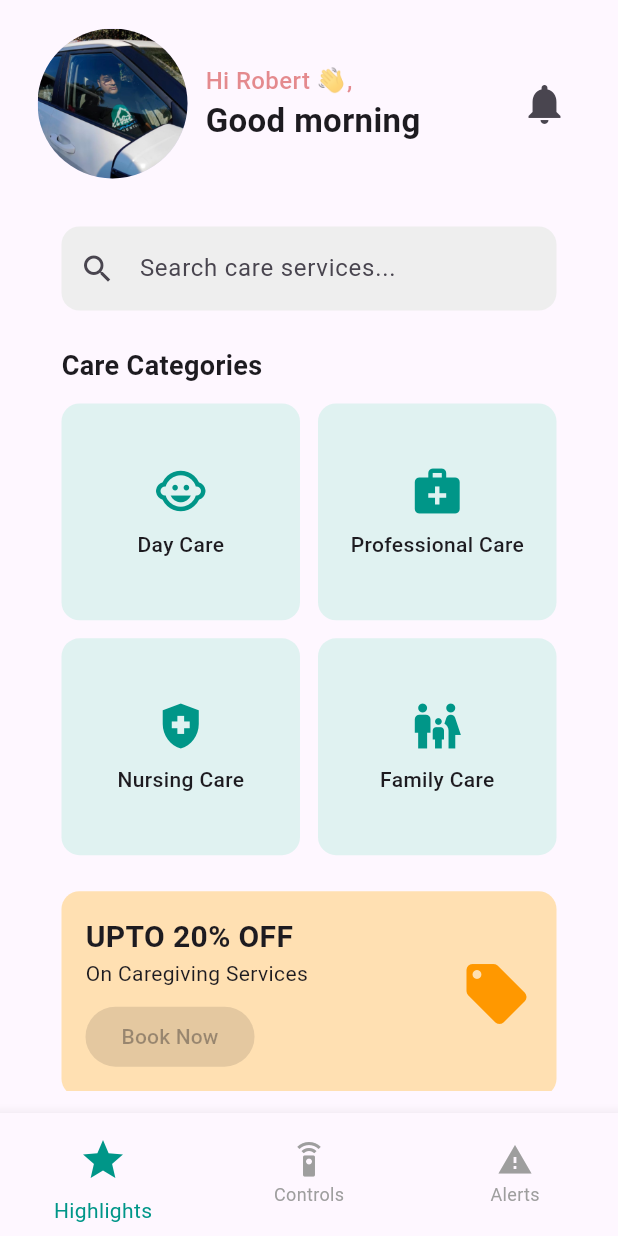
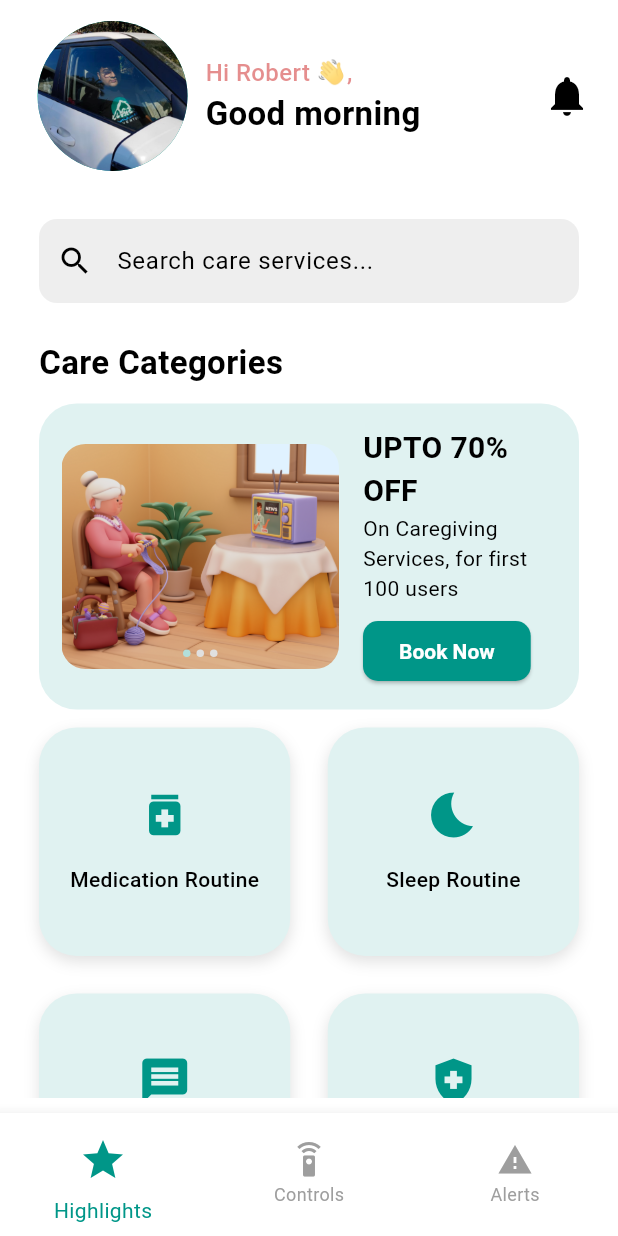
Before and after one commit to VikasKumarGarg01/AayuMitra, a Flutter app: the HomeScreen screen opened directly, on a phone screen of 412 x 824 dp. Run offline on Flutter 3.47's test engine with Material 3 defaults, Android fonts, the light colour scheme and no system bars; our stand-ins replace smooth_page_indicator.

Commit message:
homepage&colortheme

```diff
--- a/lib/screens/homescreen/home.dart
+++ b/lib/screens/homescreen/home.dart
@@ -1,7 +1,8 @@
+import 'package:aayumitra/screens/homescreen/navbar/controls.dart';
 import 'package:aayumitra/screens/homescreen/notification.dart';
 import 'package:aayumitra/screens/usermodel/userdata.dart';
 import 'package:flutter/material.dart';
-import 'package:aayumitra/screens/homescreen/care.dart';
+import 'package:aayumitra/screens/homescreen/navbar/highlight.dart';
 // import 'package:aayumitra/screens/profilemenu/profile.dart';
 import 'package:aayumitra/screens/profilemenu/profilesheet.dart';
 
@@ -18,7 +19,8 @@ class _HomeScreenState extends State<HomeScreen> {
 
   final List<Widget> _screens = [
     const CareDashboard(),
-    const Center(child: Text('Controls', style: TextStyle(fontSize: 24))),
+    const Controlboard(),
+    // const Center(child: Text('Controls', style: TextStyle(fontSize: 24))),
     const Center(
       child: Text('Emergency Alerts', style: TextStyle(fontSize: 24)),
     ),
@@ -74,7 +76,7 @@ class _HomeScreenState extends State<HomeScreen> {
       drawer: const ProfileSheet(),
       body: SafeArea(
         child: Padding(
-          padding: const EdgeInsets.symmetric(horizontal: 25, vertical: 15),
+          padding: const EdgeInsets.symmetric(horizontal: 10, vertical: 10),
           child: Column(
             crossAxisAlignment: CrossAxisAlignment.start,
             children: [
@@ -82,6 +84,7 @@ class _HomeScreenState extends State<HomeScreen> {
               Row(
                 mainAxisAlignment: MainAxisAlignment.spaceBetween,
                 children: [
+                  const SizedBox(width: 15), // Placeholder for drawer icon
                   GestureDetector(
                     onTap: () => _showProfileSheet(context),
                     child: const CircleAvatar(
--- a/lib/screens/homescreen/care.dart
+++ b/lib/screens/homescreen/navbar/highlight.dart
@@ -1,3 +1,4 @@
+import 'package:aayumitra/screens/homescreen/navbar/offer.dart';
 import 'package:flutter/material.dart';
 
 class CareDashboard extends StatelessWidget {
@@ -6,10 +7,10 @@ class CareDashboard extends StatelessWidget {
   @override
   Widget build(BuildContext context) {
     final categories = [
-      {'title': 'Day Care', 'icon': Icons.child_care},
-      {'title': 'Professional Care', 'icon': Icons.medical_services},
-      {'title': 'Nursing Care', 'icon': Icons.health_and_safety},
-      {'title': 'Family Care', 'icon': Icons.family_restroom},
+      {'title': 'Medication Routine', 'icon': Icons.medication},
+      {'title': 'Sleep Routine', 'icon': Icons.bedtime},
+      {'title': 'Conversation History', 'icon': Icons.message},
+      {'title': 'Track Health', 'icon': Icons.health_and_safety},
     ];
 
     return SingleChildScrollView(
@@ -34,7 +35,17 @@ class CareDashboard extends StatelessWidget {
           const SizedBox(height: 24),
           const Text(
             'Care Categories',
-            style: TextStyle(fontSize: 18, fontWeight: FontWeight.w600),
+            style: TextStyle(fontSize: 22, fontWeight: FontWeight.w600),
+          ),
+          const SizedBox(height: 12),
+          Container(
+            width: double.infinity,
+            padding: const EdgeInsets.all(15),
+            decoration: BoxDecoration(
+              color: Colors.teal[50],
+              borderRadius: BorderRadius.circular(25),
+            ),
+            child: const OfferCarousel(),
           ),
           const SizedBox(height: 12),
           GridView.builder(
@@ -43,8 +54,8 @@ class CareDashboard extends StatelessWidget {
             itemCount: categories.length,
             gridDelegate: const SliverGridDelegateWithFixedCrossAxisCount(
               crossAxisCount: 2,
-              mainAxisSpacing: 12,
-              crossAxisSpacing: 12,
+              mainAxisSpacing: 25,
+              crossAxisSpacing: 25,
               childAspectRatio: 1.1,
             ),
             itemBuilder: (context, index) {
@@ -52,7 +63,14 @@ class CareDashboard extends StatelessWidget {
               return Container(
                 decoration: BoxDecoration(
                   color: Colors.teal[50],
-                  borderRadius: BorderRadius.circular(12),
+                  borderRadius: BorderRadius.circular(25),
+                  boxShadow: [
+                    BoxShadow(
+                      color: Colors.grey.withOpacity(0.3),
+                      blurRadius: 8,
+                      offset: const Offset(0, 4),
+                    ),
+                  ],
                 ),
                 padding: const EdgeInsets.all(12),
                 child: Column(
@@ -63,7 +81,7 @@ class CareDashboard extends StatelessWidget {
                       size: 36,
                       color: Colors.teal,
                     ),
-                    const SizedBox(height: 8),
+                    const SizedBox(height: 15),
                     Text(
                       item['title'] as String,
                       style: const TextStyle(fontWeight: FontWeight.w500),
@@ -73,38 +91,7 @@ class CareDashboard extends StatelessWidget {
               );
             },
           ),
-          const SizedBox(height: 24),
-          Container(
-            width: double.infinity,
-            padding: const EdgeInsets.all(16),
-            decoration: BoxDecoration(
-              color: Colors.orange[100],
-              borderRadius: BorderRadius.circular(12),
-            ),
-            child: Row(
-              children: [
-                const Expanded(
-                  child: Column(
-                    crossAxisAlignment: CrossAxisAlignment.start,
-                    children: [
-                      Text(
-                        "UPTO 20% OFF",
-                        style: TextStyle(
-                          fontSize: 20,
-                          fontWeight: FontWeight.bold,
-                        ),
-                      ),
-                      Text("On Caregiving Services"),
-                      SizedBox(height: 8),
-                      ElevatedButton(onPressed: null, child: Text("Book Now")),
-                    ],
-                  ),
-                ),
-                const SizedBox(width: 16),
-                Icon(Icons.local_offer, size: 48, color: Colors.orange),
-              ],
-            ),
-          ),
+
           const SizedBox(height: 24),
         ],
       ),
--- /dev/null
+++ b/lib/screens/homescreen/navbar/offer.dart
@@ -0,0 +1,125 @@
+import 'dart:async';
+import 'package:aayumitra/screens/homescreen/navbar/pricingplan.dart';
+import 'package:flutter/material.dart';
+
+class OfferCarousel extends StatefulWidget {
+  const OfferCarousel({super.key});
+
+  @override
+  State<OfferCarousel> createState() => _OfferCarouselState();
+}
+
+class _OfferCarouselState extends State<OfferCarousel> {
+  final PageController _controller = PageController();
+  final List<String> images = [
+    'assets/images/7.jpg',
+    'assets/images/6.jpg',
+    'assets/images/5.jpg',
+  ];
+  int _current = 0;
+  Timer? _timer;
+
+  @override
+  void initState() {
+    super.initState();
+    _timer = Timer.periodic(const Duration(seconds: 3), (timer) {
+      if (_controller.hasClients) {
+        int nextPage = (_current + 1) % images.length;
+        _controller.animateToPage(
+          nextPage,
+          duration: const Duration(milliseconds: 400),
+          curve: Curves.easeInOut,
+        );
+      }
+    });
+  }
+
+  @override
+  void dispose() {
+    _timer?.cancel();
+    _controller.dispose();
+    super.dispose();
+  }
+
+  @override
+  Widget build(BuildContext context) {
+    return Row(
+      children: [
+        // Carousel images
+        SizedBox(
+          width: 185,
+          height: 150,
+          child: Stack(
+            alignment: Alignment.bottomCenter,
+            children: [
+              PageView.builder(
+                controller: _controller,
+                itemCount: images.length,
+                onPageChanged: (i) => setState(() => _current = i),
+                itemBuilder: (context, i) => ClipRRect(
+                  borderRadius: BorderRadius.circular(16),
+                  child: Image.asset(
+                    images[i],
+                    fit: BoxFit.cover,
+                    width: 140,
+                    height: 140,
+                  ),
+                ),
+              ),
+              Positioned(
+                bottom: 8,
+                child: Row(
+                  mainAxisAlignment: MainAxisAlignment.center,
+                  children: List.generate(
+                    images.length,
+                    (i) => Container(
+                      margin: const EdgeInsets.symmetric(horizontal: 2),
+                      width: 5,
+                      height: 5,
+                      decoration: BoxDecoration(
+                        shape: BoxShape.circle,
+                        color: _current == i
+                            ? Colors.teal[100]
+                            : Colors.grey[300],
+                      ),
+                    ),
+                  ),
+                ),
+              ),
+            ],
+          ),
+        ),
+        const SizedBox(width: 16),
+        // Offer details and button
+        Expanded(
+          child: Column(
+            crossAxisAlignment: CrossAxisAlignment.start,
+            mainAxisAlignment: MainAxisAlignment.center,
+            children: [
+              const Text(
+                "UPTO 70% OFF",
+                style: TextStyle(fontSize: 20, fontWeight: FontWeight.bold),
+              ),
+              const Text("On Caregiving Services, for first 100 users"),
+              const SizedBox(height: 8),
+              ElevatedButton(
+                onPressed: () {
+                  Navigator.push(
+                    context,
+                    MaterialPageRoute(
+                      builder: (_) => const PricingPolicyPage(),
+                    ),
+                  );
+                },
+                child: const Text("Book Now"),
+                style: ElevatedButton.styleFrom(
+                  backgroundColor: Colors.teal, // use teal
+                ),
+              ),
+            ],
+          ),
+        ),
+      ],
+    );
+  }
+}
--- a/lib/screens/homescreen/notification.dart
+++ b/lib/screens/homescreen/notification.dart
@@ -1,5 +1,6 @@
 // Notification Screen (UI only)
 import 'package:flutter/material.dart';
+
 // import 'care.dart'
 class NotificationScreen extends StatelessWidget {
   const NotificationScreen({super.key});
--- a/lib/screens/onboard/splash_screen.dart
+++ b/lib/screens/onboard/splash_screen.dart
@@ -134,7 +134,7 @@ class _SplashScreenState extends State<SplashScreen> {
   Widget build(BuildContext context) {
     if (!_showIntro) {
       return Scaffold(
-        backgroundColor: const Color.fromARGB(255, 237, 182, 227),
+        backgroundColor: Colors.white, // white splash background
         body: Center(
           child: Column(
             mainAxisAlignment: MainAxisAlignment.center,
@@ -144,7 +144,7 @@ class _SplashScreenState extends State<SplashScreen> {
               const Text(
                 'AayuMitra',
                 style: TextStyle(
-                  color: Color.fromARGB(255, 121, 0, 65),
+                  color: Colors.teal, // teal text
                   fontSize: 28,
                   fontWeight: FontWeight.bold,
                   letterSpacing: 2,
@@ -153,7 +153,7 @@ class _SplashScreenState extends State<SplashScreen> {
               const Text(
                 'Designed by Vikas Kumar Garg',
                 style: TextStyle(
-                  color: Color.fromARGB(255, 0, 0, 0),
+                  color: Colors.teal,
                   fontSize: 5,
                   fontWeight: FontWeight.bold,
                   fontStyle: FontStyle.italic,
--- a/lib/screens/signin/signin.dart
+++ b/lib/screens/signin/signin.dart
@@ -170,7 +170,7 @@ class _SignInState extends State<SignIn> {
                   child: const Text(
                     'Sign Up',
                     style: TextStyle(
-                      color: Colors.teal,
+                      color: Colors.teal, // ensure teal for sign up link
                       fontWeight: FontWeight.bold,
                     ),
                   ),
--- a/lib/screens/signin/signup_page.dart
+++ b/lib/screens/signin/signup_page.dart
@@ -156,6 +156,7 @@ class _SignUpPageState extends State<SignUpPage> {
                   Checkbox(
                     value: _agreed,
                     onChanged: (v) => setState(() => _agreed = v ?? false),
+                    activeColor: Colors.teal, // teal checkbox
                   ),
                   Expanded(
                     child: GestureDetector(
--- a/lib/screens/usermodel/editfile.dart
+++ b/lib/screens/usermodel/editfile.dart
@@ -1,5 +1,6 @@
 import 'package:aayumitra/screens/usermodel/userdata.dart';
 import 'package:flutter/material.dart';
+
 // import 'user_data.dart'; // import the file above
 void _editField(BuildContext context, String field, String currentValue) async {
   final controller = TextEditingController(text: currentValue);
@@ -12,7 +13,10 @@ void _editField(BuildContext context, String field, String currentValue) async {
         decoration: InputDecoration(labelText: 'Enter new $field'),
       ),
       actions: [
-        TextButton(onPressed: () => Navigator.pop(context), child: const Text('Cancel')),
+        TextButton(
+          onPressed: () => Navigator.pop(context),
+          child: const Text('Cancel'),
+        ),
         ElevatedButton(
           onPressed: () => Navigator.pop(context, controller.text),
           child: const Text('Save'),
```
Also changed, not shown: lib/main.dart (+43 -2 lines), lib/screens/homescreen/navbar/controls.dart (added, +121 -0 lines), lib/screens/homescreen/navbar/pricingplan.dart (added, +134 -0 lines), lib/screens/profilemenu/accountsettings.dart (+5 -7 lines), lib/screens/profilemenu/accountsettingsheet.dart (+7 -7 lines), lib/screens/profilemenu/profilesheet.dart (+20 -5 lines).
